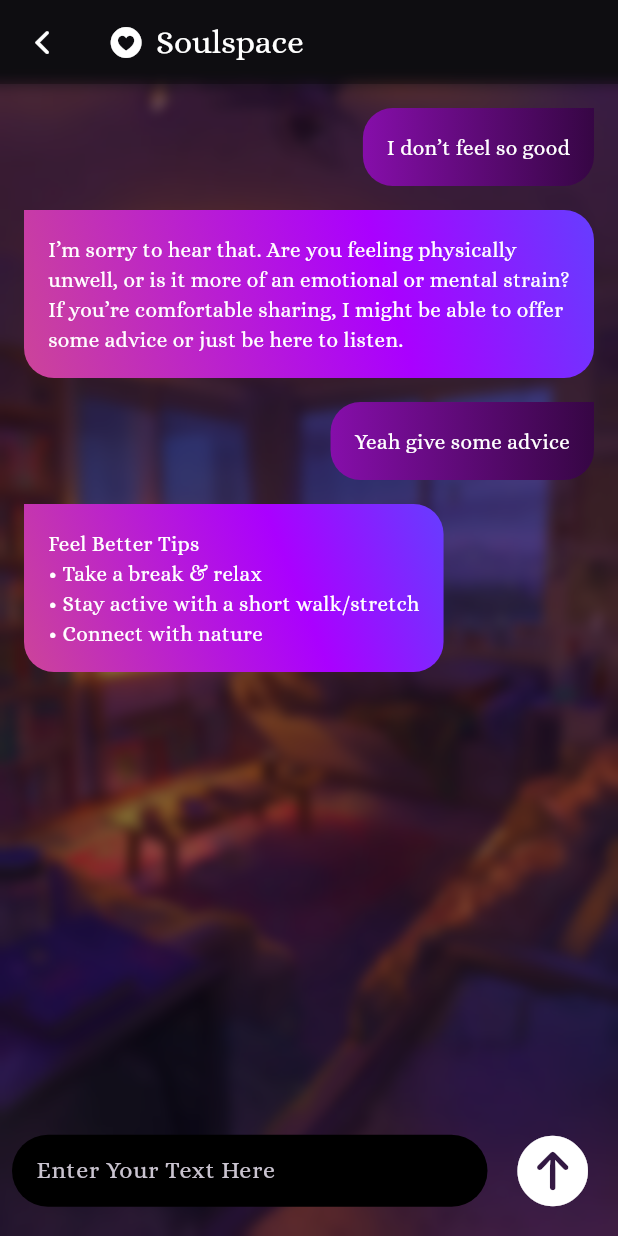
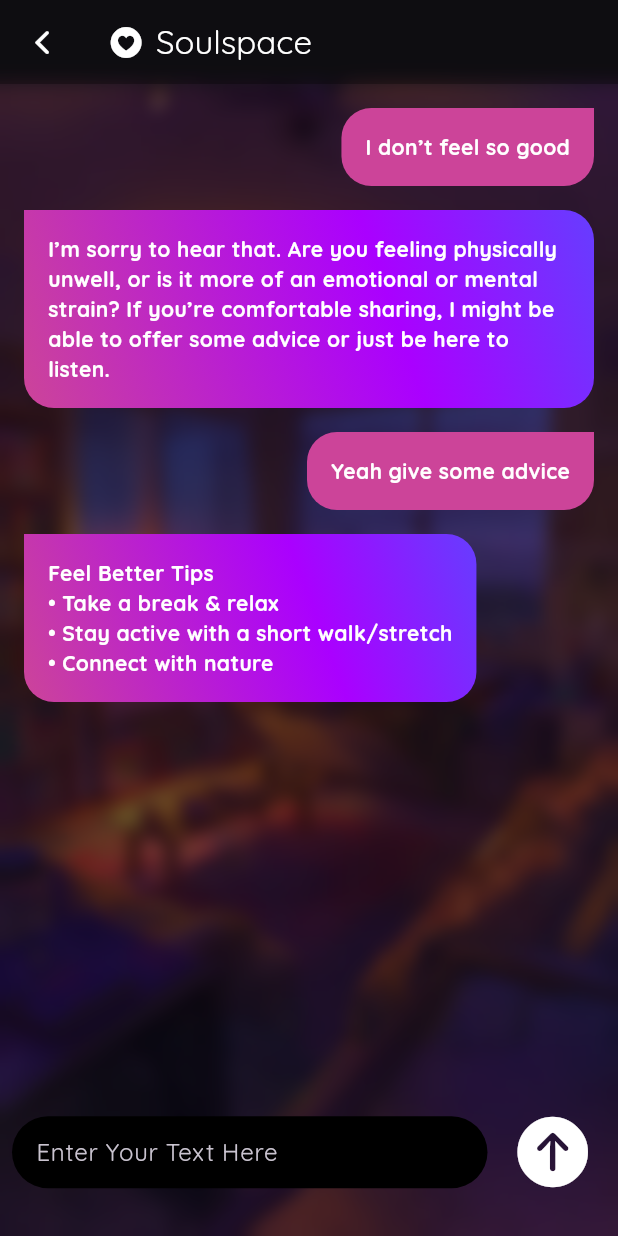
Before and after one commit to Asmika-Panchal/SoulSpace-main, a Flutter app: the screen it shows after launch, after a tap on "Chat", on a phone screen of 412 x 824 dp. Run offline on Flutter 3.47's test engine with Material 3 defaults, Android fonts, the phone set to English and light mode, and no system bars; our stand-ins replace convex_bottom_bar; missing offline and left inert: gif.

Commit message:
fonts_experimenting

```diff
--- a/lib/main.dart
+++ b/lib/main.dart
@@ -28,7 +28,7 @@ class MyApp extends StatelessWidget {
       theme: ThemeData(
           brightness: Brightness.dark,
           primaryColor: CupertinoColors.activeBlue,
-          fontFamily: 'Alice'),
+          fontFamily: 'Quicksand'),
       home: const SoulBotHome(),
       // home: const Mood1Screen(),
       // home: const Mood2Screen(),
--- a/lib/screens/homescreen.dart
+++ b/lib/screens/homescreen.dart
@@ -63,9 +63,9 @@ class SoulHomeScreen extends StatelessWidget {
                               Text(
                                 'Hello, John',
                                 style: TextStyle(
-                                  fontSize: screenHeight * 0.045,
-                                  color: Colors.white,
-                                ),
+                                    fontSize: screenHeight * 0.045,
+                                    color: Colors.white,
+                                    fontFamily: 'Alice'),
                               ),
                               Text(
                                 'How can I assist you right now?',
@@ -141,7 +141,8 @@ class SoulHomeScreen extends StatelessWidget {
                                     style: TextStyle(
                                         fontSize: 20,
                                         color:
-                                            Color.fromARGB(255, 255, 255, 255)),
+                                            Color.fromARGB(255, 255, 255, 255),
+                                        fontWeight: FontWeight.bold),
                                     textAlign: TextAlign.center,
                                   ),
                                 ],
@@ -200,7 +201,9 @@ class SoulHomeScreen extends StatelessWidget {
                                   const Text(
                                     'Chat',
                                     style: TextStyle(
-                                        fontSize: 20, color: Color(0xff512E5F)),
+                                        fontSize: 20,
+                                        color: Color(0xff512E5F),
+                                        fontWeight: FontWeight.bold),
                                   ),
                                 ],
                               )),
@@ -252,7 +255,9 @@ class SoulHomeScreen extends StatelessWidget {
                                   const Text(
                                     'Stats',
                                     style: TextStyle(
-                                        fontSize: 20, color: Color(0xff512E5F)),
+                                        fontSize: 20,
+                                        color: Color(0xff512E5F),
+                                        fontWeight: FontWeight.bold),
                                   ),
                                 ],
                               )),
@@ -273,8 +278,7 @@ class SoulHomeScreen extends StatelessWidget {
                   Text(
                     'Recent History',
                     style: TextStyle(
-                      fontSize: screenHeight * 0.025,
-                    ),
+                        fontSize: screenHeight * 0.025, fontFamily: 'Alice'),
                   ),
                   SizedBox(height: screenHeight * 0.02),
                   Padding(
@@ -324,7 +328,10 @@ class SoulHomeScreen extends StatelessWidget {
               children: [
                 Text(
                   label,
-                  style: const TextStyle(color: Colors.black87, fontSize: 16),
+                  style: const TextStyle(
+                      color: Colors.black87,
+                      fontSize: 16,
+                      fontWeight: FontWeight.bold),
                 ),
                 const SizedBox(height: 8),
                 Text(
--- a/lib/screens/soulspace.dart
+++ b/lib/screens/soulspace.dart
@@ -10,7 +10,7 @@ class ChatScreen extends StatelessWidget {
 
   @override
   Widget build(BuildContext context) {
-    // var screenHeight = MediaQuery.of(context).size.height;
+    var screenHeight = MediaQuery.of(context).size.height;
     // var screenWidth = MediaQuery.of(context).size.width;
     return Scaffold(
       appBar: AppBar(
@@ -40,7 +40,7 @@ class ChatScreen extends StatelessWidget {
           child: BackdropFilter(
             filter: ImageFilter.blur(sigmaX: 3.0, sigmaY: 3.0),
             child: Container(
-              decoration: BoxDecoration(color: Colors.black.withOpacity(0.4)),
+              decoration: BoxDecoration(color: Colors.black.withOpacity(0.5)),
             ),
           ),
         ),
@@ -54,10 +54,11 @@ class ChatScreen extends StatelessWidget {
                 ),
               ),
               child: BackdropFilter(
-                filter: ImageFilter.blur(sigmaX: 3.0, sigmaY: 3.0),
+                filter: ImageFilter.blur(sigmaX: 5.0, sigmaY: 5.0),
                 child: Container(
-                  decoration:
-                      BoxDecoration(color: Colors.white.withOpacity(0.0)),
+                  decoration: BoxDecoration(
+                      color:
+                          const Color.fromARGB(255, 0, 0, 0).withOpacity(0.4)),
                 ),
               ),
             ),
@@ -103,6 +104,9 @@ class ChatScreen extends StatelessWidget {
                 ],
               ),
             ),
+            SizedBox(
+              height: screenHeight * 0.015,
+            )
           ],
         ),
       ]),
@@ -134,8 +138,9 @@ class ChatScreen extends StatelessWidget {
       child: Container(
         padding: const EdgeInsets.all(16),
         decoration: const BoxDecoration(
-          gradient:
-              LinearGradient(colors: [Color(0xff860EAA), Color(0xff360644)]),
+          // gradient:
+          //     LinearGradient(colors: [Color(0xff860EAA), Color(0xff360644)]),
+          color: Color(0xFFCC4499),
           borderRadius: BorderRadius.only(
               topLeft: Radius.circular(20),
               topRight: Radius.circular(0),
@@ -144,7 +149,8 @@ class ChatScreen extends StatelessWidget {
         ),
         child: Text(
           message,
-          style: const TextStyle(color: Colors.white),
+          style:
+              const TextStyle(color: Colors.white, fontWeight: FontWeight.bold),
         ),
       ),
     );
@@ -174,7 +180,8 @@ class ChatScreen extends StatelessWidget {
         ),
         child: Text(
           message,
-          style: const TextStyle(color: Colors.white),
+          style:
+              const TextStyle(color: Colors.white, fontWeight: FontWeight.bold),
         ),
       ),
     );
--- a/pubspec.yaml
+++ b/pubspec.yaml
@@ -98,6 +98,10 @@ flutter:
         - asset: fonts/PlayfairDisplay-Italic-VariableFont_wght.ttf
         - asset: fonts/PlayfairDisplay-VariableFont_wght.ttf
   #         weight: 700
+    - family: Quicksand
+      fonts:
+        - asset: fonts/Quicksand-VariableFont_wght.ttf
+  #         weight: 700
   #
   # For details regarding fonts from package dependencies,
   # see https://flutter.dev/to/font-from-package
```
Also changed, not shown: fonts/Quicksand-VariableFont_wght.ttf (added).
